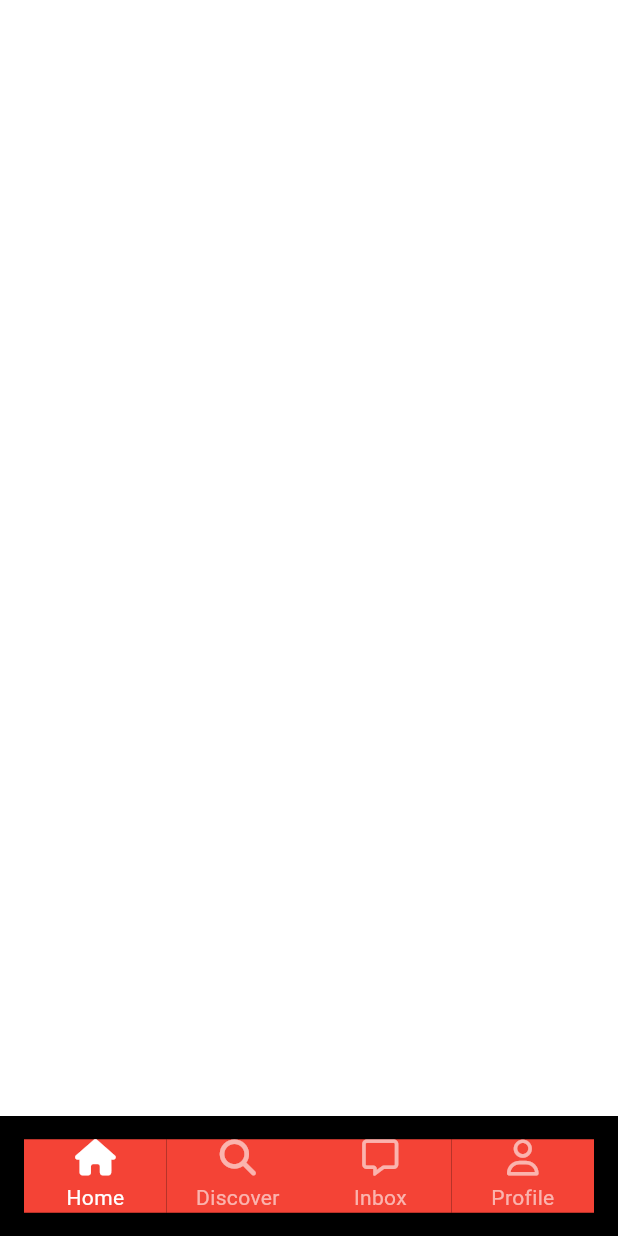
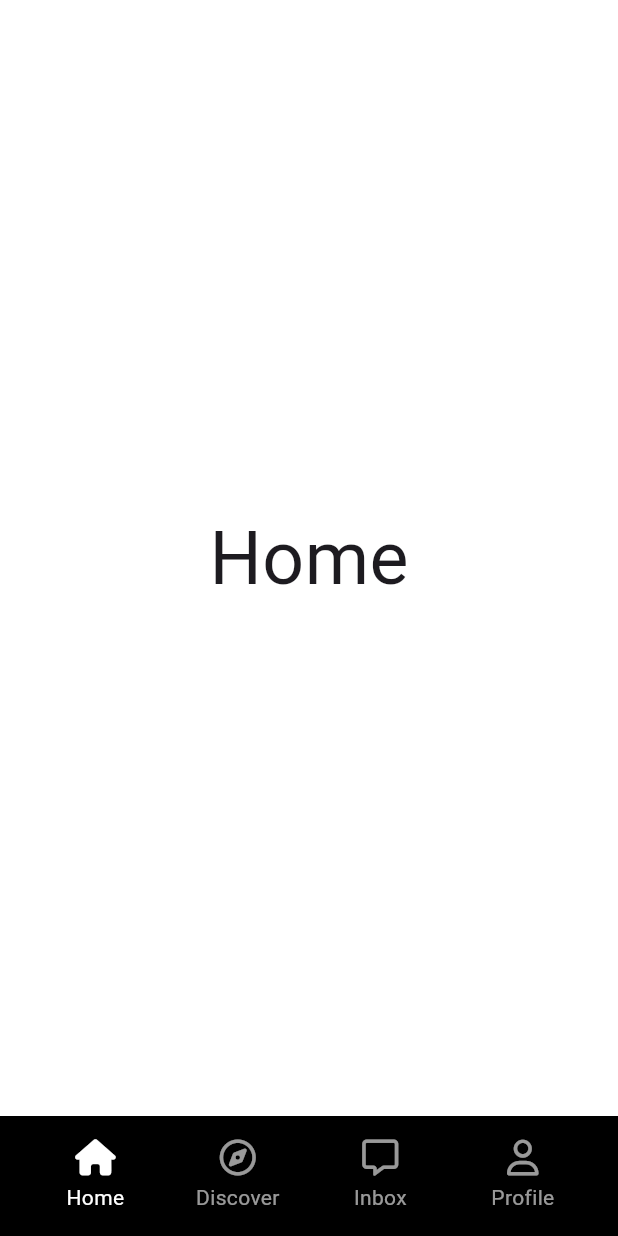
Before and after one commit to jon890/tiktok_clone, a Flutter app: the screen it shows after launch, on a phone screen of 412 x 824 dp. Run offline on Flutter 3.47's test engine with Material 2 defaults, Android fonts, the phone set to English and light mode, and no system bars; our stand-ins replace font_awesome_flutter.

Commit message:
:construction: Learn Offstage Widget

```diff
--- a/lib/features/main_navigation/main_navigation_screen.dart
+++ b/lib/features/main_navigation/main_navigation_screen.dart
@@ -13,11 +13,11 @@ class _MainNavigationScreenState extends State<MainNavigationScreen> {
   int _selectedIndex = 0;
 
   final screens = [
-    Center(child: Text('Home')),
-    Center(child: Text('Search')),
-    Center(child: Text('Search')),
-    Center(child: Text('Search')),
-    Center(child: Text('Search'))
+    const Center(child: Text('Home', style: TextStyle(fontSize: 49))),
+    const Center(child: Text('Discover', style: TextStyle(fontSize: 49))),
+    Container(),
+    const Center(child: Text('Inbox', style: TextStyle(fontSize: 49))),
+    const Center(child: Text('Profile', style: TextStyle(fontSize: 49)))
   ];
 
   void _onTap(int index) {
@@ -29,6 +29,26 @@ class _MainNavigationScreenState extends State<MainNavigationScreen> {
   @override
   Widget build(BuildContext context) {
     return Scaffold(
+      body: Stack(
+        children: [
+          Offstage(
+            offstage: _selectedIndex != 0,
+            child: screens[0],
+          ),
+          Offstage(
+            offstage: _selectedIndex != 1,
+            child: screens[1],
+          ),
+          Offstage(
+            offstage: _selectedIndex != 3,
+            child: screens[3],
+          ),
+          Offstage(
+            offstage: _selectedIndex != 4,
+            child: screens[4],
+          )
+        ],
+      ),
       bottomNavigationBar: BottomAppBar(
           color: Colors.black,
           child: Row(
@@ -38,24 +58,28 @@ class _MainNavigationScreenState extends State<MainNavigationScreen> {
                 text: "Home",
                 isSelected: _selectedIndex == 0,
                 icon: FontAwesomeIcons.house,
+                selectedIcon: FontAwesomeIcons.house,
                 onTap: () => _onTap(0),
               ),
               NavTab(
                 text: "Discover",
                 isSelected: _selectedIndex == 1,
-                icon: FontAwesomeIcons.magnifyingGlass,
+                icon: FontAwesomeIcons.compass,
+                selectedIcon: FontAwesomeIcons.solidCompass,
                 onTap: () => _onTap(1),
               ),
               NavTab(
                 text: "Inbox",
                 isSelected: _selectedIndex == 3,
                 icon: FontAwesomeIcons.message,
+                selectedIcon: FontAwesomeIcons.solidMessage,
                 onTap: () => _onTap(3),
               ),
               NavTab(
                 text: "Profile",
                 isSelected: _selectedIndex == 4,
                 icon: FontAwesomeIcons.user,
+                selectedIcon: FontAwesomeIcons.solidUser,
                 onTap: () => _onTap(4),
               ),
             ],
--- a/lib/features/main_navigation/widgets/nav_tab.dart
+++ b/lib/features/main_navigation/widgets/nav_tab.dart
@@ -8,11 +8,14 @@ class NavTab extends StatelessWidget {
       required this.text,
       required this.isSelected,
       required this.icon,
-      required this.onTap});
+      required this.onTap,
+      required this.selectedIcon});
 
   final String text;
   final bool isSelected;
   final IconData icon;
+  final IconData selectedIcon;
+
   final Function onTap;
 
   @override
@@ -20,22 +23,19 @@ class NavTab extends StatelessWidget {
     return Expanded(
       child: GestureDetector(
         onTap: () => onTap(),
-        child: Container(
-          color: Colors.red,
         child: AnimatedOpacity(
           duration: const Duration(milliseconds: 100),
           opacity: isSelected ? 1 : 0.6,
           child: Column(
             mainAxisSize: MainAxisSize.min,
             children: [
-                FaIcon(icon, color: Colors.white),
+              FaIcon(isSelected ? selectedIcon : icon, color: Colors.white),
               Gaps.v5,
               Text(text, style: const TextStyle(color: Colors.white))
             ],
           ),
         ),
       ),
-      ),
     );
   }
 }
```
Lines whose indentation alone changed are shown as unchanged.
